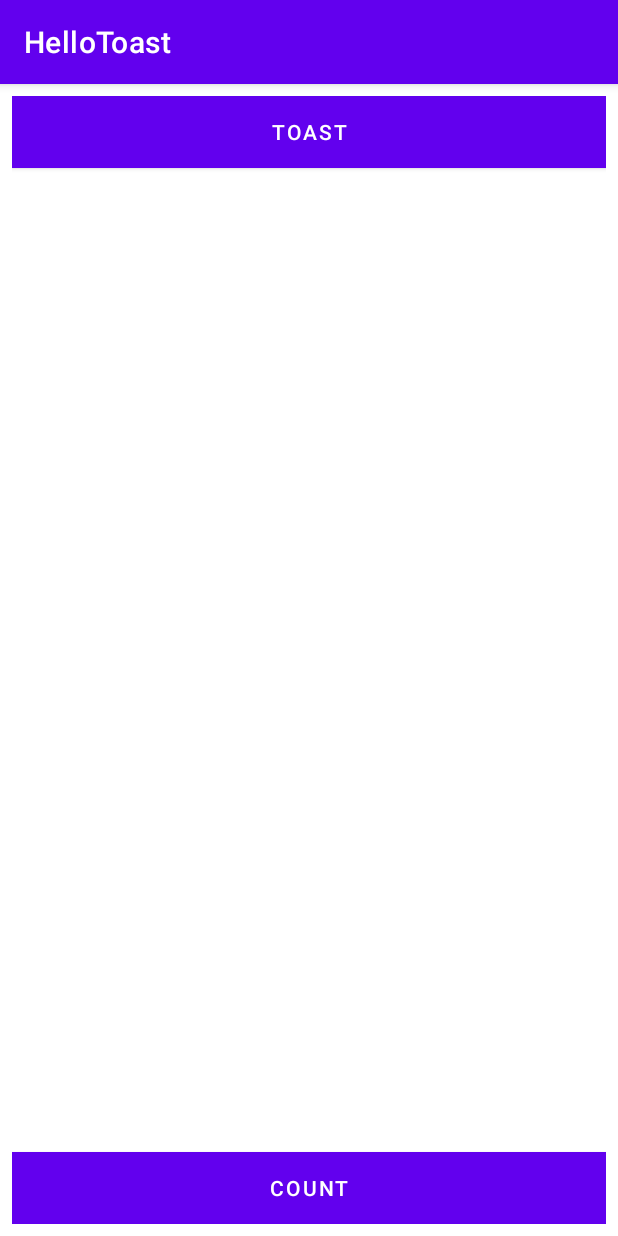
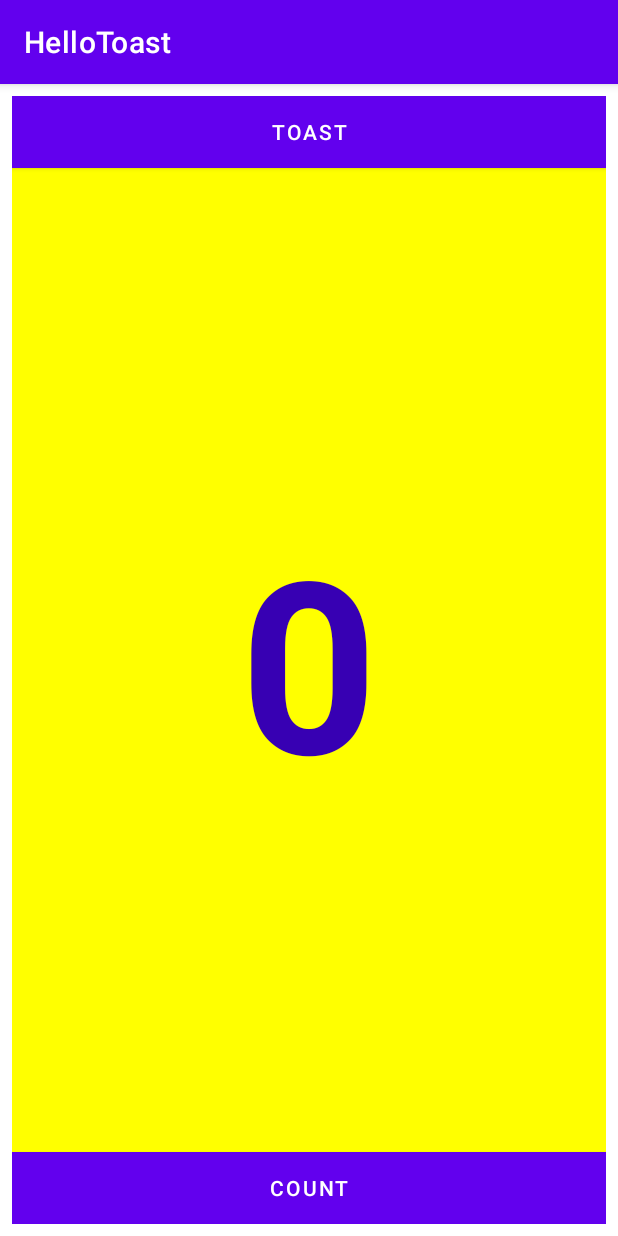
Before and after one commit to SamX007/hello-toast, an Android app: the screen it shows after launch (MainActivity), on a phone screen of 412 x 824 dp. Run offline under Robolectric (Android 15) with nearby library versions, the phone set to English and light mode, and no system bars.

Commit message:
added textview and set its attributes

```diff
--- a/app/src/main/res/layout/activity_main.xml
+++ b/app/src/main/res/layout/activity_main.xml
@@ -28,4 +28,20 @@
         app:layout_constraintBottom_toBottomOf="parent"
         app:layout_constraintEnd_toEndOf="parent"
         app:layout_constraintStart_toStartOf="parent" />
+
+    <TextView
+        android:id="@+id/show_count"
+        android:layout_width="match_parent"
+        android:layout_height="match_parent"
+        android:text="0"
+        android:textSize="160sp"
+        android:textStyle="bold"
+        android:textAlignment="center"
+        android:textColor="@color/purple_700"
+        android:background="#FFFF00"
+        android:gravity="center_vertical"
+        app:layout_constraintBottom_toTopOf="@+id/button_count"
+        app:layout_constraintEnd_toEndOf="parent"
+        app:layout_constraintStart_toStartOf="parent"
+        app:layout_constraintTop_toBottomOf="@+id/button_toast" />
 </androidx.constraintlayout.widget.ConstraintLayout>
```
